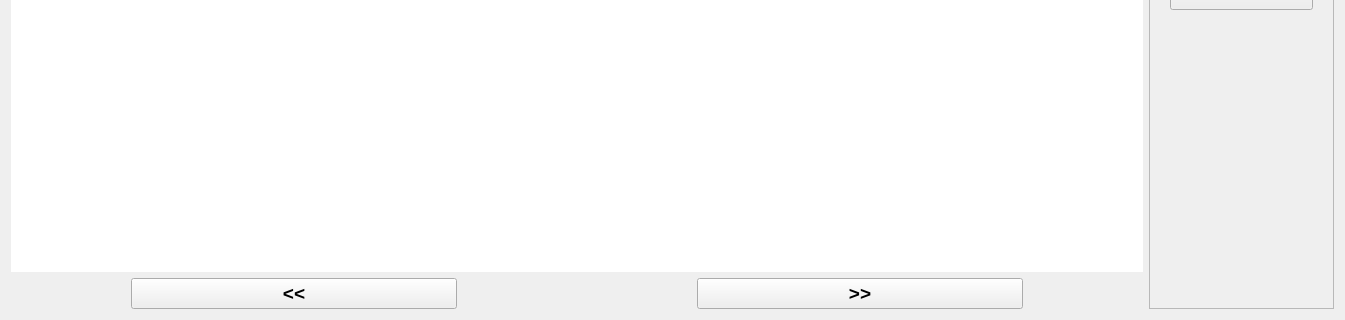
First picture: the form in ui/main.ui, repository packetsss/Image-Editor, before the edit; both pictures show x 0 to 1345 and y 539 to 859 of the 1345 by 859 pixel window.
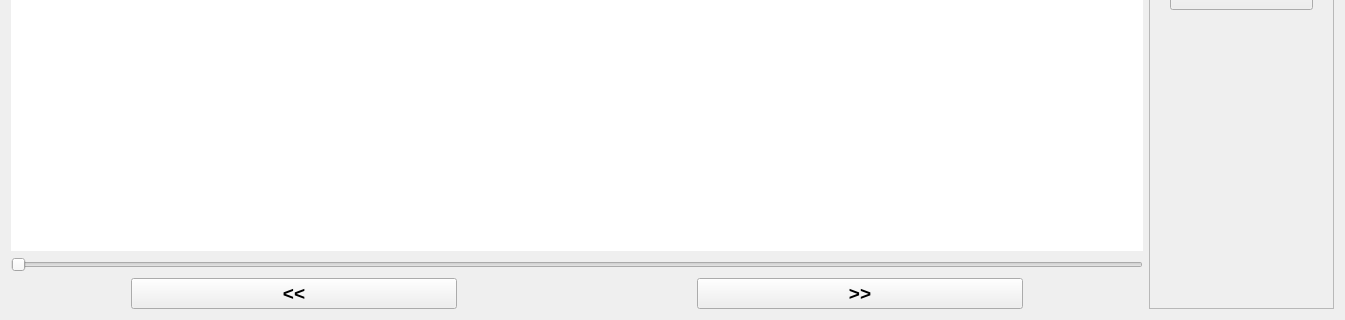
Second picture: the form after the edit.

The edit to the form file:
```diff
--- a/ui/main.ui
+++ b/ui/main.ui
@@ -50,7 +50,17 @@
         </widget>
        </item>
        <item>
-        <layout class="QHBoxLayout" name="horizontalLayout_5">
+        <widget class="QSlider" name="slider">
+         <property name="maximum">
+          <number>360</number>
+         </property>
+         <property name="orientation">
+          <enum>Qt::Horizontal</enum>
+         </property>
+        </widget>
+       </item>
+       <item>
+        <layout class="QHBoxLayout" name="hbox5">
          <property name="spacing">
           <number>100</number>
          </property>
```
Left out of the diff: 2 changed lines with no effect on the pictures.
